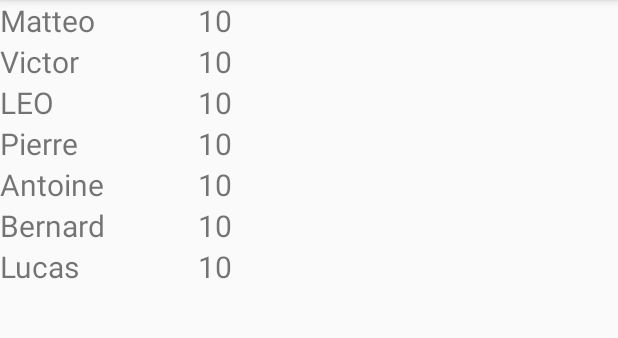
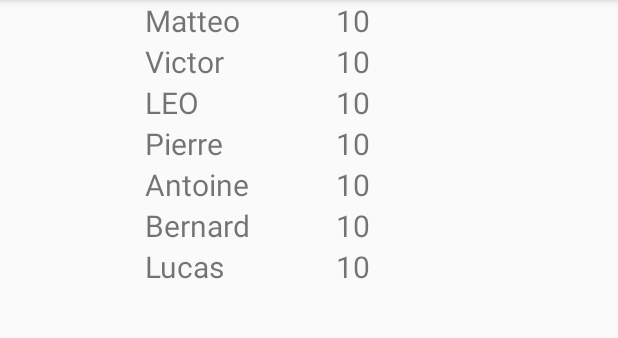
Before and after one commit to keturss/Projet-Mobile_GAILLARD_Broquet, an Android app: the MasterScoreFragment screen opened directly, with no data from a screen before it, on a phone screen of 412 x 824 dp, the part 84-422 px from its top. Run offline under Robolectric (Android 15) with nearby library versions, the phone set to English and light mode, and no system bars.

Commit message:
essai center fragment

```diff
--- a/Code/app/src/main/res/layout/activity_scores.xml
+++ b/Code/app/src/main/res/layout/activity_scores.xml
@@ -2,7 +2,7 @@
 <androidx.fragment.app.FragmentContainerView xmlns:android="http://schemas.android.com/apk/res/android"
     android:layout_width="match_parent"
     android:layout_height="match_parent"
-    android:id="@+id/container_de_fragment" >
+    android:id="@+id/container_de_fragment">
 
 
 
--- a/Code/app/src/main/res/layout/fragment_master_score.xml
+++ b/Code/app/src/main/res/layout/fragment_master_score.xml
@@ -1,11 +1,12 @@
 <?xml version="1.0" encoding="utf-8"?>
 <LinearLayout
-    xmlns:android="http://schemas.android.com/apk/res/android" android:layout_width="match_parent"
+    xmlns:android="http://schemas.android.com/apk/res/android"
+    android:layout_width="match_parent"
     android:layout_height="match_parent">
 
     <androidx.recyclerview.widget.RecyclerView
+        android:id="@+id/laListView"
         android:layout_width="match_parent"
-        android:layout_height="match_parent"
-        android:id="@+id/laListView"/>
+        android:layout_height="match_parent" />
 
 </LinearLayout>
--- a/Code/app/src/main/res/layout/score_field.xml
+++ b/Code/app/src/main/res/layout/score_field.xml
@@ -2,11 +2,13 @@
 <LinearLayout xmlns:android="http://schemas.android.com/apk/res/android"
     xmlns:tools="http://schemas.android.com/tools"
     android:layout_width="match_parent"
-    android:layout_height="wrap_content">
+    android:layout_height="wrap_content"
+    android:layout_gravity="center"
+    android:gravity="center">
 
     <TextView
         android:id="@+id/pseudoText"
-        android:layout_width="132dp"
+        android:layout_width="127dp"
         android:layout_height="wrap_content"
         android:text="@string/ok"
         android:textSize="@dimen/clasic_text"
@@ -14,7 +16,7 @@
 
     <TextView
         android:id="@+id/scoreText"
-        android:layout_width="122dp"
+        android:layout_width="91dp"
         android:layout_height="wrap_content"
         android:text="@string/ok"
         android:textSize="@dimen/clasic_text"
```
